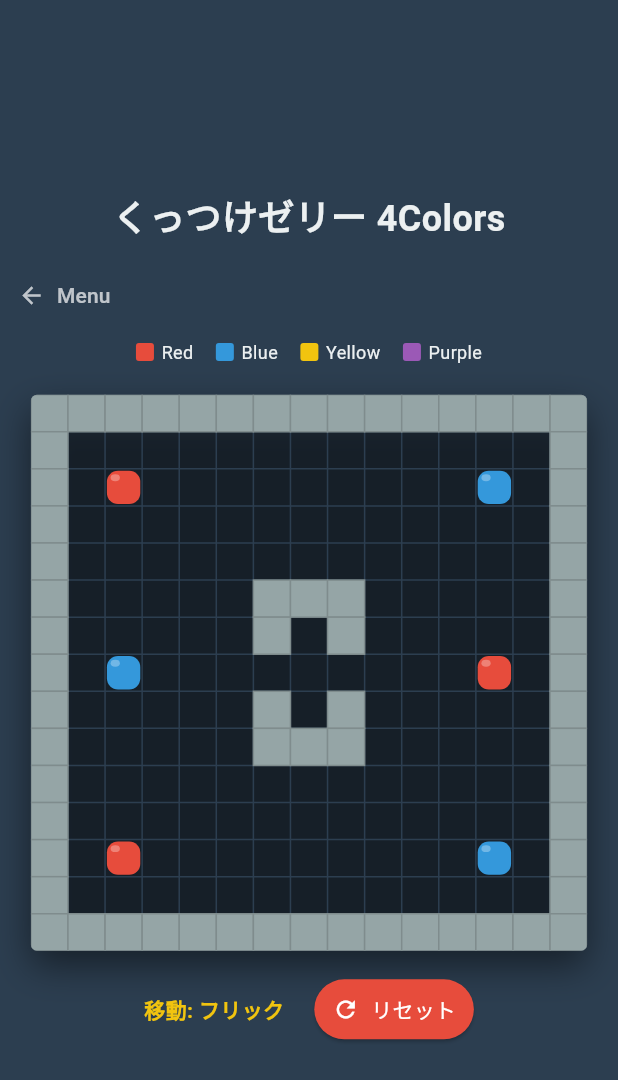
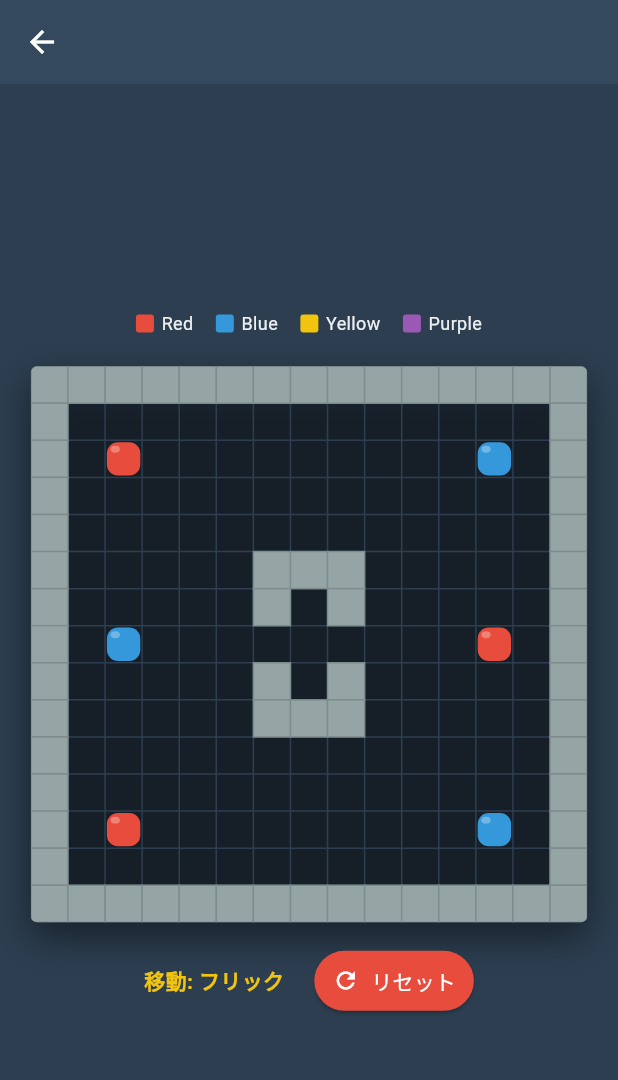
Before and after one commit to kawaikouji/jelly, a Flutter app: the GameScreen screen opened directly, after a tap on "リセット", on a phone screen of 412 x 824 dp. Shown: the top 1080 px of the screen. Run offline on Flutter 3.47's test engine with Material 3 defaults, Android fonts, the phone set to English and light mode, and no system bars; our stand-ins replace cloud_firestore, firebase_auth, firebase_core; accounts and stored records are empty.

Commit message:
リセットボタンでリセットしなくなっていたのを修正、戻るボタンをAppBarに変更。

```diff
--- a/lib/game_model.dart
+++ b/lib/game_model.dart
@@ -46,6 +46,7 @@ class GameModel extends ChangeNotifier {
   int currentLevelIdx = 0;
   bool isLevelCleared = false;
   bool isGameClear = false;
+  List<String>? _originalStageData; // Store original stage data for reset
 
   // Level Data (Ported from HTML)
   static const List<List<String>> levels = [
@@ -316,10 +317,15 @@ class GameModel extends ChangeNotifier {
 
     currentLevelIdx = index;
     final levelData = levels[index];
+    _originalStageData = List<String>.from(levelData); // Store for reset
     loadLevelFromData(levelData);
   }
 
-  void loadLevelFromData(List<String> levelData) {
+  void loadLevelFromData(List<String> levelData, {bool storeOriginal = true}) {
+    if (storeOriginal) {
+      _originalStageData = List<String>.from(levelData); // Store for reset
+    }
+
     isLevelCleared = false;
     isGameClear = false;
     walls = [];
@@ -365,7 +371,13 @@ class GameModel extends ChangeNotifier {
   }
 
   void resetLevel() {
-    loadLevel(currentLevelIdx);
+    if (_originalStageData != null) {
+      // Reset using the stored original data
+      loadLevelFromData(_originalStageData!, storeOriginal: false);
+    } else {
+      // Fallback to loading from levels array
+      loadLevel(currentLevelIdx);
+    }
   }
 
   void move(int dx, int dy) {
--- a/lib/game_screen.dart
+++ b/lib/game_screen.dart
@@ -86,6 +86,15 @@ class _GameScreenState extends State<GameScreen> {
         : availableHeight / gridH;
     return Scaffold(
       backgroundColor: const Color(0xFF2c3e50),
+      appBar: AppBar(
+        backgroundColor: const Color(0xFF34495e),
+        leading: IconButton(
+          icon: const Icon(Icons.arrow_back, color: Colors.white),
+          onPressed: () => Navigator.pop(context),
+          tooltip: '戻る',
+        ),
+        elevation: 0,
+      ),
       body: KeyboardListener(
         focusNode: _focusNode,
         onKeyEvent: _handleKeyEvent,
@@ -112,30 +121,6 @@ class _GameScreenState extends State<GameScreen> {
                 child: Column(
                   mainAxisAlignment: MainAxisAlignment.center,
                   children: [
-                    const Text(
-                      'くっつけゼリー 4Colors',
-                      style: TextStyle(
-                        color: Color(0xFFecf0f1),
-                        fontSize: 24,
-                        fontWeight: FontWeight.bold,
-                      ),
-                    ),
-                    const SizedBox(height: 10),
-                    // Back Button
-                    Align(
-                      alignment: Alignment.centerLeft,
-                      child: TextButton.icon(
-                        onPressed: () => Navigator.pop(context),
-                        icon: const Icon(
-                          Icons.arrow_back,
-                          color: Colors.white70,
-                        ),
-                        label: const Text(
-                          'Menu',
-                          style: TextStyle(color: Colors.white70),
-                        ),
-                      ),
-                    ),
                     const SizedBox(height: 5),
                     // Legend
                     Row(
```
